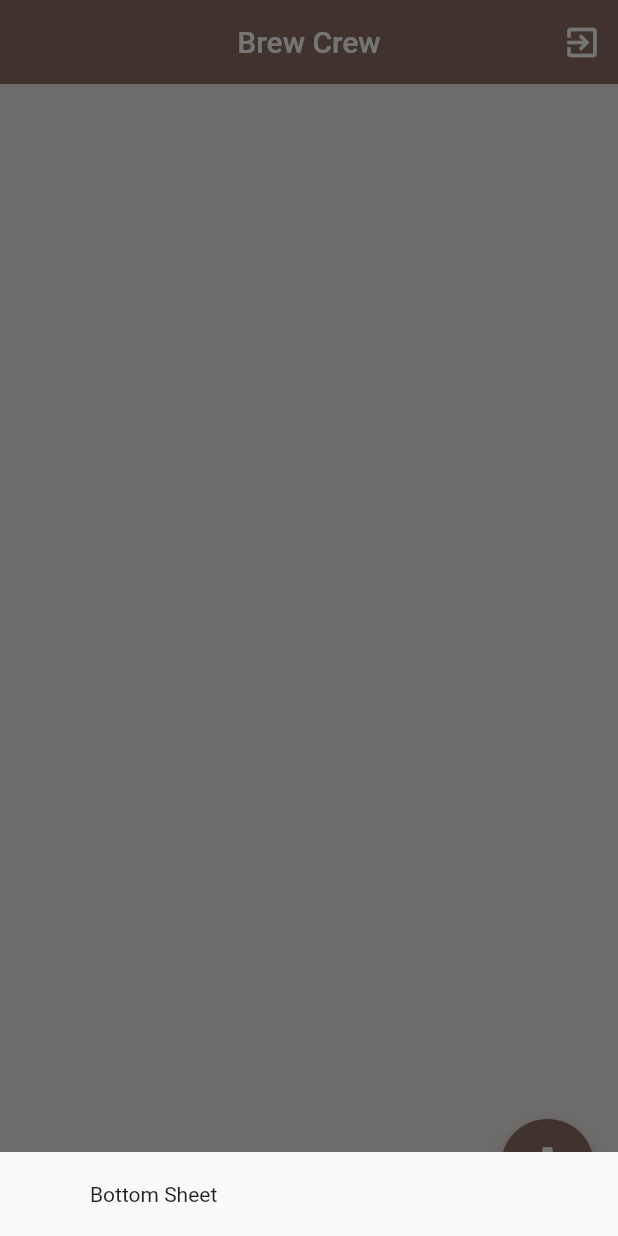
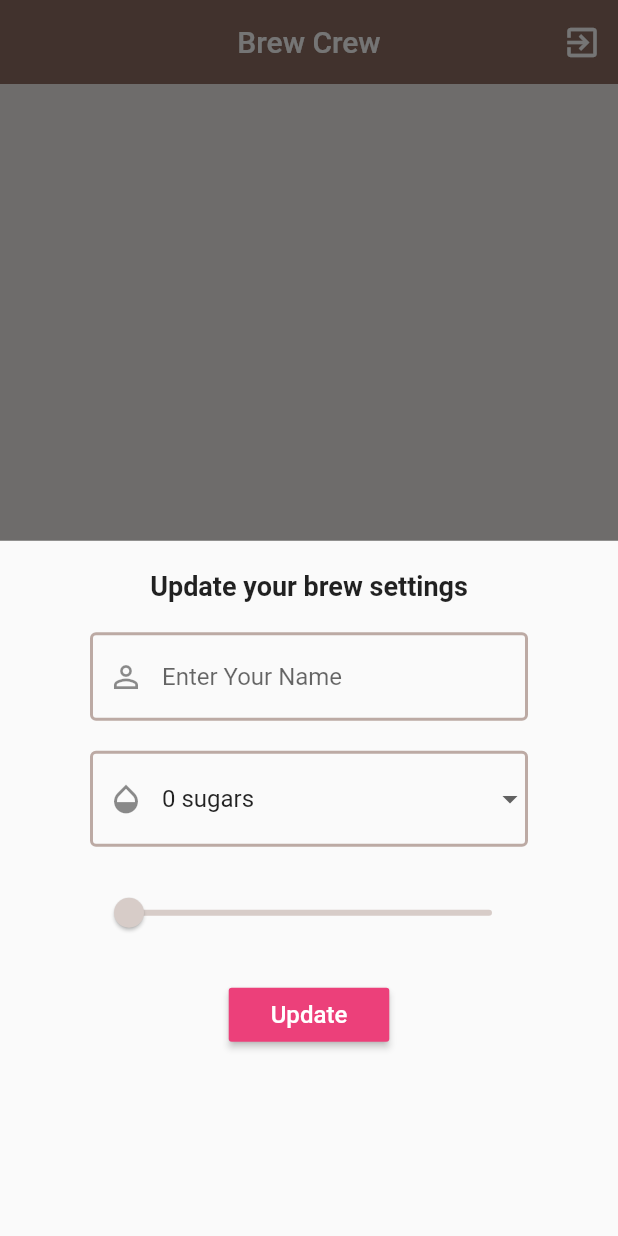
Before and after one commit to AkashRajpurohit/Brew_Crew, a Flutter app: the screen it shows once a user with an empty profile is signed in, after a tap on the "settings" icon, on a phone screen of 412 x 824 dp. Run offline on Flutter 3.47's test engine with Material 2 defaults, Android fonts, the phone set to English and light mode, and no system bars; our stand-ins replace cloud_firestore, firebase_auth, flutter_spinkit; accounts and stored records are empty.

Commit message:
:art: settings form with slider and dropdown

```diff
--- a/lib/screens/home/home.dart
+++ b/lib/screens/home/home.dart
@@ -1,5 +1,6 @@
 import 'package:brew_crew/models/brew.dart';
 import 'package:brew_crew/screens/home/brew_list.dart';
+import 'package:brew_crew/screens/home/settings_form.dart';
 import 'package:brew_crew/services/auth.dart';
 import 'package:brew_crew/services/database.dart';
 import 'package:flutter/material.dart';
@@ -16,7 +17,7 @@ class Home extends StatelessWidget {
           builder: (context) {
             return Container(
               padding: EdgeInsets.symmetric(vertical: 20.0, horizontal: 60.0),
-              child: Text("Bottom Sheet"),
+              child: SettingsForm(),
             );
           });
     }
--- /dev/null
+++ b/lib/screens/home/settings_form.dart
@@ -0,0 +1,81 @@
+import 'package:brew_crew/shared/constants.dart';
+import 'package:flutter/material.dart';
+
+class SettingsForm extends StatefulWidget {
+  @override
+  _SettingsFormState createState() => _SettingsFormState();
+}
+
+class _SettingsFormState extends State<SettingsForm> {
+  final _formKey = GlobalKey<FormState>();
+  final List<String> sugars = ['0', '1', '2', '3', '4', '5'];
+
+  String _currentName;
+  String _currentSugars;
+  int _currentStrength;
+
+  @override
+  Widget build(BuildContext context) {
+    return Form(
+      key: _formKey,
+      child: Column(
+        children: <Widget>[
+          Text(
+            "Update your brew settings",
+            style: TextStyle(fontSize: 18.0, fontWeight: FontWeight.bold),
+          ),
+          SizedBox(height: 20.0),
+          TextFormField(
+            decoration: textInputDecoration.copyWith(
+                labelText: 'Enter Your Name',
+                prefixIcon: Icon(Icons.person_outline)),
+            validator: (val) => val.isEmpty ? 'Please enter a name' : null,
+            onChanged: (val) => setState(() => _currentName = val),
+          ),
+          SizedBox(height: 20.0),
+          DropdownButtonFormField(
+            decoration: textInputDecoration.copyWith(
+              prefixIcon: Icon(Icons.opacity)
+            ),
+            value: _currentSugars ?? '0',
+            items: sugars.map((sugar) {
+              return DropdownMenuItem(
+                value: sugar,
+                child: Text('$sugar sugars'),
+              );
+            }).toList(),
+            onChanged: (val) => setState(() => _currentSugars = val),
+          ),
+          SizedBox(height: 20.0),
+          Slider(
+              value: (_currentStrength ?? 100).toDouble(),
+              min: 100,
+              divisions: 8,
+              max: 900,
+              activeColor: Colors.brown[_currentStrength ?? 100],
+              inactiveColor: Colors.brown[_currentStrength ?? 100],
+              label: (_currentStrength ?? 100) < 400
+                  ? 'Low Strength'
+                  : (_currentStrength ?? 100) >= 400 &&
+                          (_currentStrength ?? 100) < 700
+                      ? 'Medium Strength'
+                      : 'High Strength',
+              onChanged: (val) =>
+                  setState(() => _currentStrength = val.round())),
+          SizedBox(height: 20.0),
+          RaisedButton(
+            color: Colors.pink[400],
+            child: Padding(
+              padding: EdgeInsets.symmetric(vertical: 8.0, horizontal: 12.0),
+              child: Text(
+                'Update',
+                style: TextStyle(color: Colors.white, fontSize: 16.0),
+              ),
+            ),
+            onPressed: () {},
+          ),
+        ],
+      ),
+    );
+  }
+}
```
